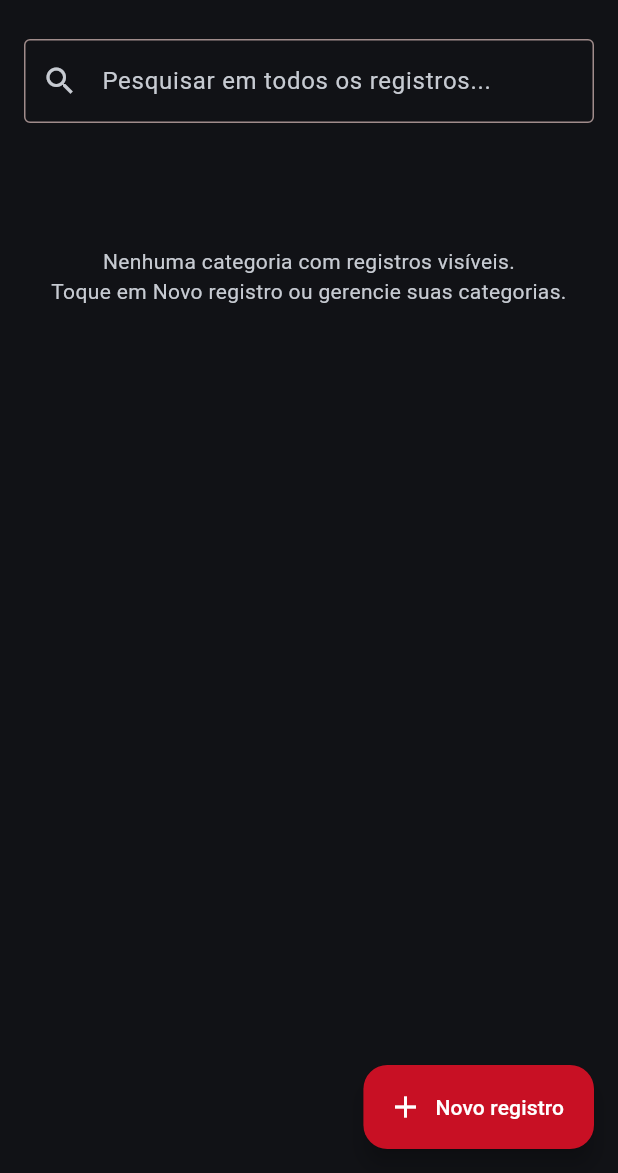
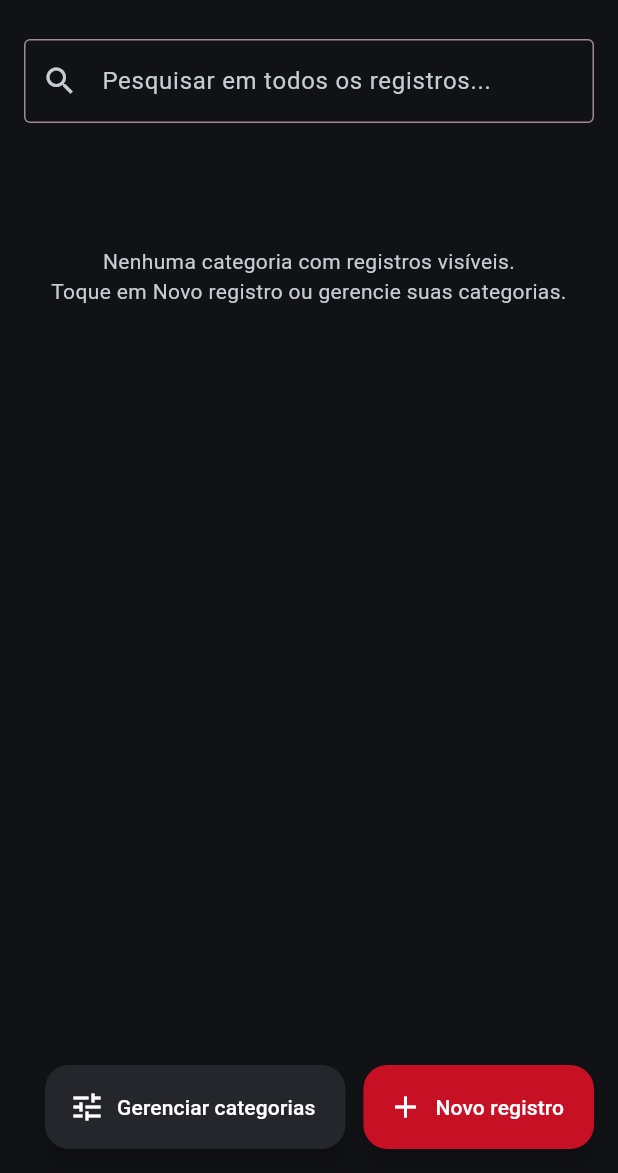
Before and after one commit to JulianoHOmega/OmegaCollection, a Flutter app: the screen it shows after launch, on a phone screen of 412 x 824 dp, the part 63-1236 px from its top. Run offline on Flutter 3.47's test engine with Material 3 defaults, Android fonts, the phone set to English and light mode, and no system bars; our stand-ins replace file_picker; missing offline and left inert: window_manager.

Commit message:
Add files via upload

```diff
--- a/lib/main.dart
+++ b/lib/main.dart
@@ -18,8 +18,8 @@ Future<void> main() async {
     );
     await windowManager.waitUntilReadyToShow(options, () async {
       await windowManager.setTitle('OmegaCollection');
+      await windowManager.show();
       await windowManager.maximize();
-      await windowManager.show();
       await windowManager.focus();
     });
   }
@@ -97,6 +97,7 @@ class OmegaApp extends StatelessWidget {
       appBarTheme: const AppBarTheme(backgroundColor: bg, foregroundColor: silver),
       bottomSheetTheme: const BottomSheetThemeData(backgroundColor: Color(0xFF1C1D22), modalBackgroundColor: Color(0xFF1C1D22)),
       dialogTheme: const DialogThemeData(backgroundColor: Color(0xFF1C1D22)),
+      drawerTheme: const DrawerThemeData(backgroundColor: Color(0xFF17181D), surfaceTintColor: Colors.transparent),
       textButtonTheme: TextButtonThemeData(style: TextButton.styleFrom(foregroundColor: red)),
       outlinedButtonTheme: OutlinedButtonThemeData(style: OutlinedButton.styleFrom(foregroundColor: red, side: const BorderSide(color: red))),
       cardTheme: CardThemeData(color: const Color(0xFF22252D)),
@@ -184,12 +185,21 @@ class _HomeState extends State<Home> {
       drawer: Drawer(child: SafeArea(child: ListView(children: [const ListTile(title: Text('OmegaCollection'), subtitle: Text('Sua coleção. Seu universo.')),
         ListTile(leading: const Icon(Icons.file_upload_outlined, color: red), title: const Text('Exportar JSON', style: TextStyle(color: red)), onTap: () {Navigator.pop(context); _export();}),
         ListTile(leading: const Icon(Icons.file_download_outlined, color: red), title: const Text('Importar JSON', style: TextStyle(color: red)), onTap: () {Navigator.pop(context); _import();}),
-        ListTile(leading: const Icon(Icons.tune, color: red), title: const Text('Gerenciar categorias'), onTap: () {Navigator.pop(context); _manageCategories();})]))),
-      floatingActionButton: FloatingActionButton.extended(backgroundColor: red, foregroundColor: Colors.white, icon: const Icon(Icons.add), label: const Text('Novo registro'), onPressed: () async {
+        ]))),
+      floatingActionButton: Row(mainAxisSize: MainAxisSize.min, children: [
+        FloatingActionButton.extended(
+          heroTag: 'manage_categories',
+          backgroundColor: const Color(0xFF25262B), foregroundColor: Colors.white,
+          icon: const Icon(Icons.tune), label: const Text('Gerenciar categorias'),
+          onPressed: _manageCategories,
+        ),
+        const SizedBox(width: 12),
+        FloatingActionButton.extended(heroTag: 'new_record', backgroundColor: red, foregroundColor: Colors.white, icon: const Icon(Icons.add), label: const Text('Novo registro'), onPressed: () async {
         final category = await showModalBottomSheet<String>(context: context, builder: (ctx) => SafeArea(child: ListView(shrinkWrap: true, children: [const ListTile(title: Text('Escolha a categoria')),
           for (final c in categoryDefs.where((e) => e['oculta'] != true)) ListTile(leading: Icon(categoryIcon(c['id'].toString())), title: Text(c['nome'].toString()), onTap: () => Navigator.pop(ctx, c['id']))])));
         if (category != null) _edit(category);
       }),
+      ]),
       body: loading ? const Center(child: CircularProgressIndicator()) : ListView(padding: const EdgeInsets.fromLTRB(16, 12, 16, 96), children: [
         if (selectedCategory != null) ...[
           Row(children: [IconButton(onPressed: () => setState(() {selectedCategory = null; search = '';}), icon: const Icon(Icons.arrow_back)),
```
